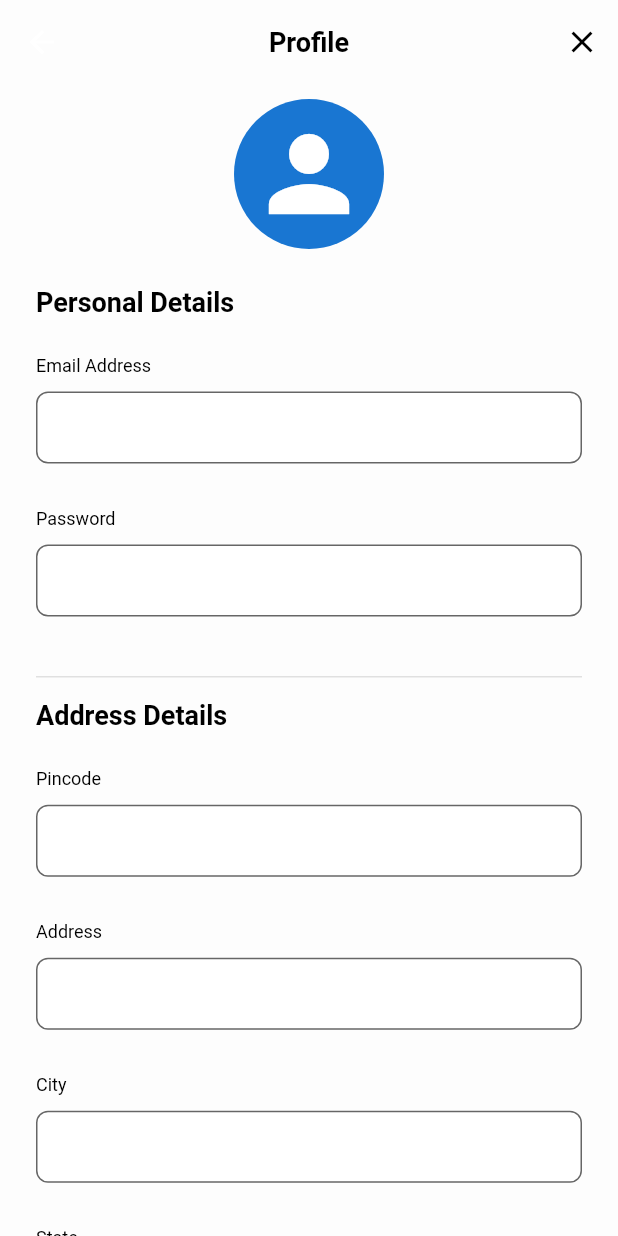
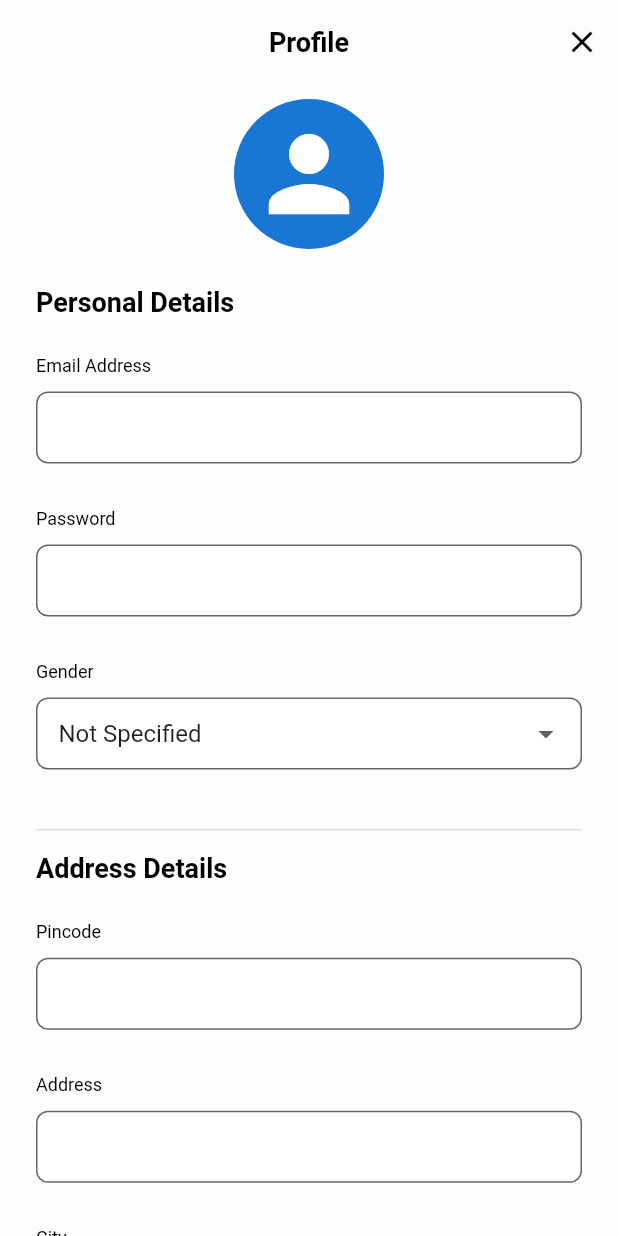
Before and after one commit to xbingsux/myorder_mobile_exam, a Flutter app: the screen it shows after launch, after a tap on the "add" icon, on a phone screen of 412 x 824 dp. Run offline on Flutter 3.47's test engine with Material 3 defaults, Android fonts, the light colour scheme and no system bars; our stand-ins replace flutter_dotenv, get; network calls fail; Roboto replaces fonts that are missing (Montserrat).

Commit message:
fix code & add dropdown

```diff
--- a/lib/components/custom_dropdown.dart
+++ b/lib/components/custom_dropdown.dart
@@ -15,6 +15,8 @@ class CustomDropdown extends StatelessWidget {
 
   @override
   Widget build(BuildContext context) {
+    String? dropdownValue =
+        items.any((item) => item['key'] == value) ? value : null;
     return Padding(
       padding: const EdgeInsets.only(bottom: 20.0),
       child: Column(
@@ -36,16 +38,15 @@ class CustomDropdown extends StatelessWidget {
           Container(
             height: 48,
             child: DropdownButtonFormField<String>(
-              value: value,
+              value: dropdownValue,
               items: items
                   .map((item) => DropdownMenuItem<String>(
-                        value: item.keys.toString(),
-                        child: Text(item.values.toString()),
+                        value: item['key'],
+                        child: Text(item['value']!),
                       ))
                   .toList(),
               onChanged: onChanged,
               decoration: InputDecoration(
-                // labelText: labelText,
                 contentPadding: const EdgeInsets.fromLTRB(15, 0, 15, 0),
                 border: OutlineInputBorder(
                   borderRadius: BorderRadius.circular(8.0),
--- a/lib/components/custom_text_field.dart
+++ b/lib/components/custom_text_field.dart
@@ -23,7 +23,6 @@ class CustomTextField extends StatelessWidget {
         children: [
           Container(
             padding: EdgeInsets.symmetric(vertical: 10),
-            // color: Colors.amber,
             child: Text(
               labelText,
               style: TextStyle(
@@ -35,17 +34,6 @@ class CustomTextField extends StatelessWidget {
             ),
           ),
           Container(
-            // decoration: ShapeDecoration(
-            //   color: Colors.white,
-            //   shape: RoundedRectangleBorder(
-            //     side: const BorderSide(
-            //       width: 1,
-            //       color: Color(0xFFEBEBEB),
-            //     ),
-            //     borderRadius: BorderRadius.circular(10),
-            //   ),
-            // ),
-            // padding: EdgeInsets.symmetric(horizontal: 10),
             child: TextFormField(
               decoration: InputDecoration(
                 contentPadding: const EdgeInsets.fromLTRB(15, 0, 15, 0),
@@ -57,7 +45,7 @@ class CustomTextField extends StatelessWidget {
                 filled: true,
                 fillColor: Colors.white,
               ),
-              initialValue: initialValue ?? "",
+              initialValue: initialValue,
               obscureText: obscureText,
               validator: validator,
               onSaved: onSaved,
--- a/lib/home/controller.dart
+++ b/lib/home/controller.dart
@@ -1,11 +1,11 @@
 import 'package:flutter_dotenv/flutter_dotenv.dart';
 import 'package:get/get.dart';
-import 'dart:convert'; // For JSON decoding
+import 'dart:convert';
 import 'package:http/http.dart' as http;
 
 class HomeController extends GetxController {
   var cardList = <Map<String, dynamic>>[].obs;
-  final String baseUrl = dotenv.env['BASE_URL']!; // Read from .env
+  final String baseUrl = dotenv.env['BASE_URL']!;
 
   // ฟังก์ชันเพื่อดึงข้อมูลจาก API
   Future<void> updateData() async {
@@ -42,6 +42,6 @@ class HomeController extends GetxController {
   @override
   void onInit() {
     super.onInit();
-    updateData(); // เรียก updateData เมื่อ Controller ถูกสร้างขึ้น
+    updateData();
   }
 }
--- a/lib/home/home.dart
+++ b/lib/home/home.dart
@@ -2,11 +2,10 @@ import 'package:flutter/material.dart';
 import 'package:get/get.dart';
 import 'package:myorder_mobile_exam/components/custom_card.dart';
 import 'package:myorder_mobile_exam/profile/profile_detail.dart';
-import 'controller.dart'; // Import HomeController
+import 'controller.dart';
 
 class HomePage extends StatelessWidget {
-  final HomeController controller =
-      Get.put(HomeController()); // สร้าง instance ของ HomeController
+  final HomeController controller = Get.put(HomeController());
 
   @override
   Widget build(BuildContext context) {
@@ -15,14 +14,12 @@ class HomePage extends StatelessWidget {
         title: Text('Home Page'),
         actions: [
           IconButton(
-            icon: Icon(Icons.refresh), // ใช้ไอคอนรีโหลด
-            onPressed: controller.updateData, // เมื่อกดปุ่มจะอัปเดตข้อมูล
+            icon: Icon(Icons.refresh),
+            onPressed: controller.updateData,
           ),
         ],
       ),
       body: Obx(() {
-        // return CustomCard();
-        // ใช้ Obx เพื่ออัปเดตหน้าจอเมื่อข้อมูลเปลี่ยนแปลง
         return Container(
           padding: EdgeInsets.symmetric(horizontal: 20),
           child: ListView.builder(
@@ -33,11 +30,8 @@ class HomePage extends StatelessWidget {
                 data: card,
                 onDelete: () => controller.deleteItem(card['id'].toString()),
                 onUpdate: () async {
-                  // รอผลลัพธ์จากการอัปเดตข้อมูลในหน้า ProfileScreen
                   final result = await Get.to(ProfileScreen(),
                       arguments: card['id'].toString());
-
-                  // ถ้าผลลัพธ์เป็น true ให้รีเฟรชข้อมูลใน HomePage
                   if (result == true) {
                     controller.updateData();
                   }
@@ -53,7 +47,7 @@ class HomePage extends StatelessWidget {
           if (result == true) {
             controller.updateData();
           }
-        }, // กดปุ่มเพื่ออัปเดตข้อมูล
+        },
         child: Icon(Icons.add),
       ),
     );
--- a/lib/main.dart
+++ b/lib/main.dart
@@ -11,7 +11,6 @@ void main() async {
 class MyApp extends StatelessWidget {
   const MyApp({super.key});
 
-  // This widget is the root of your application.
   @override
   Widget build(BuildContext context) {
     return GetMaterialApp(
@@ -21,7 +20,6 @@ class MyApp extends StatelessWidget {
         useMaterial3: false,
       ),
       home: HomePage(),
-      // home: ProfileScreen(),
     );
   }
 }
--- a/lib/profile/profile_detail.dart
+++ b/lib/profile/profile_detail.dart
@@ -1,6 +1,7 @@
 import 'package:flutter/material.dart';
 import 'package:get/get.dart';
 import 'package:myorder_mobile_exam/components/custom_avartar.dart';
+import 'package:myorder_mobile_exam/components/custom_dropdown.dart';
 import 'package:myorder_mobile_exam/profile/controller.dart';
 import 'package:myorder_mobile_exam/components/custom_text_field.dart';
 
@@ -11,10 +12,10 @@ class ProfileScreen extends StatelessWidget {
   Widget build(BuildContext context) {
     final String? profileId = Get.arguments as String?;
     if (profileId != null) {
-      controller.profileId = profileId; // เก็บค่า id ใน controller
-      controller.getProfileData(profileId); // ดึงข้อมูลจาก API
+      controller.profileId = profileId;
+      controller.getProfileData(profileId);
     } else {
-      controller.resetFields(); // ถ้าไม่มี id รีเซ็ตฟอร์ม
+      controller.resetFields();
     }
 
     return Scaffold(
@@ -32,21 +33,19 @@ class ProfileScreen extends StatelessWidget {
         ),
         actions: [
           IconButton(
-            icon: Icon(Icons.close), // ใช้ไอคอนรีโหลด
+            icon: Icon(Icons.close),
             color: Colors.black,
             onPressed: () {
               Get.back();
-            }, // เมื่อกดปุ่มจะอัปเดตข้อมูล
+            },
           ),
         ],
         centerTitle: true,
         elevation: 0,
       ),
       body: Obx(() {
-        // ตรวจสอบสถานะการโหลด
         if (controller.isLoading.value) {
-          return Center(
-              child: CircularProgressIndicator()); // แสดงสัญลักษณ์โหลด
+          return Center(child: CircularProgressIndicator());
         } else {
           return ListView(
             children: [
@@ -89,20 +88,18 @@ class ProfileScreen extends StatelessWidget {
                           validator: controller.validatePassword,
                           initialValue: controller.password.value,
                         ),
-                        // CustomDropdown(
-                        //   labelText: 'Gender',
-                        //   value: controller.gender.value,
-                        //   items: [
-                        //     {
-                        //       'M': 'Male',
-                        //       'F': 'Female',
-                        //       'N': 'Not Specified',
-                        //     }
-                        //   ],
-                        //   onChanged: (value) {
-                        //     controller.gender.value = value!;
-                        //   },
-                        // ),
+                        CustomDropdown(
+                          labelText: 'Gender',
+                          value: controller.gender.value,
+                          items: const [
+                            {'key': 'M', 'value': 'Male'},
+                            {'key': 'F', 'value': 'Female'},
+                            {'key': 'N', 'value': 'Not Specified'},
+                          ],
+                          onChanged: (value) {
+                            controller.gender.value = value!;
+                          },
+                        ),
                         myTitle('Address Details'),
                         CustomTextField(
                           labelText: 'Pincode',
```
Also changed, not shown: lib/components/custom_card.dart (+26 -22 lines), lib/profile/controller.dart (+8 -16 lines), 1 other file.
